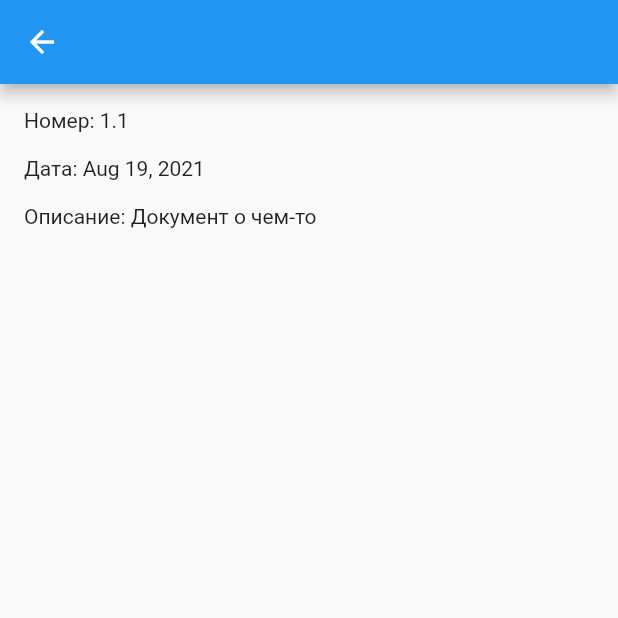
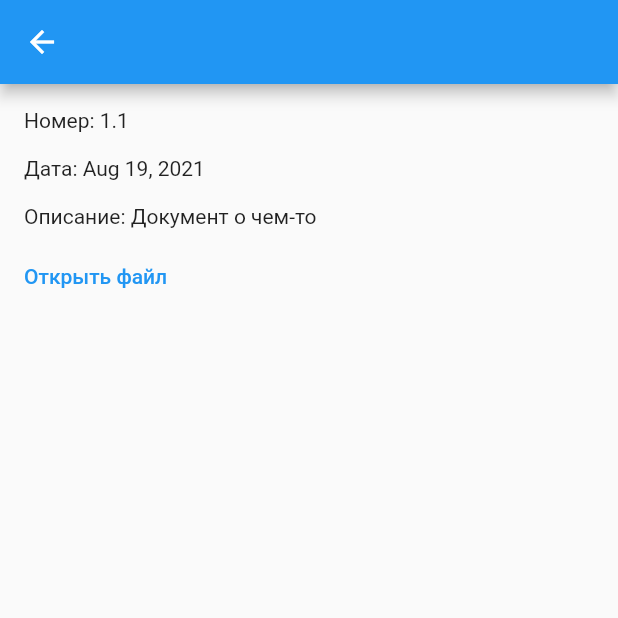
Before and after one commit to shindje/flutterSigningDemo, a Flutter app: the screen it shows after launch, after a tap on an icon or button, on a phone screen of 412 x 824 dp, the top half of it. Run offline on Flutter 3.47's test engine with Material 2 defaults, Android fonts, the phone set to English and light mode, and no system bars; missing offline and left inert: flutter_full_pdf_viewer.

Commit message:
Open PDF in a new window

```diff
--- a/lib/data/documents.dart
+++ b/lib/data/documents.dart
@@ -1,18 +1,14 @@
 class Document {
-  String docNum = "";
-  DateTime docDate = DateTime.now();
-  String desc = "";
+  String docNum;
+  DateTime docDate;
+  String desc;
+  String filePath;
 
-  Document(String docNum, DateTime? docDate, String desc) {
-    this.docNum = docNum;
-    if (docDate != null)
-      this.docDate = docDate;
-    this.desc = desc;
-  }
+  Document(this.docNum, this.docDate, this.desc, this.filePath);
 }
 
 List<Document> mocked() => [
-  Document("1.1", null, "Документ о чем-то"),
-  Document("1.2", null, "Документ о направлении чего-го куда-то"),
-  Document("2", DateTime.parse("2012-02-27"), "Тоже документ"),
+  Document("1.1", DateTime.now(), "Документ о чем-то", "attachments/soprovod.pdf"),
+  Document("1.2", DateTime.parse("2020-06-15"), "Документ о направлении чего-го куда-то", ""),
+  Document("2", DateTime.parse("2012-02-27"), "Тоже документ", ""),
 ];
--- a/lib/ui/details.dart
+++ b/lib/ui/details.dart
@@ -1,6 +1,12 @@
+import 'dart:typed_data';
+import 'dart:io';
+
 import 'package:flutter/material.dart';
+import 'package:flutter/services.dart';
+import 'package:path_provider/path_provider.dart';
 import 'package:signing/data/documents.dart';
 import 'package:intl/intl.dart';
+import 'package:flutter_full_pdf_viewer/full_pdf_viewer_scaffold.dart';
 
 class DetailsPage extends Page {
   final Document doc;
@@ -18,10 +24,32 @@ class DetailsPage extends Page {
   }
 }
 
-class DetailsScreen extends StatelessWidget {
+class DetailsScreen extends StatefulWidget {
   final Document doc;
 
   DetailsScreen(this.doc);
+
+  @override
+  State<StatefulWidget> createState() => _DetailsState(doc);
+
+}
+
+class _DetailsState extends State<DetailsScreen> {
+  final Document doc;
+  _DetailsState(this.doc);
+
+  Future<String> preparePdf() async {
+    if (doc.filePath.isEmpty)
+      return "";
+
+    final ByteData bytes = await DefaultAssetBundle.of(context).load(doc.filePath);
+    final Uint8List list = bytes.buffer.asUint8List();
+    final tempDir = await getTemporaryDirectory();
+    final tempDocPath = '${tempDir.path}/${doc.filePath}';
+    final file = await File(tempDocPath).create(recursive: true);
+    file.writeAsBytesSync(list);
+    return tempDocPath;
+  }
 
   @override
   Widget build(BuildContext context) {
@@ -35,12 +63,22 @@ class DetailsScreen extends StatelessWidget {
             TextWithPadding("Номер: ${doc.docNum}"),
             TextWithPadding("Дата: ${DateFormat.yMMMd().format(doc.docDate)}"),
             TextWithPadding("Описание: ${doc.desc}"),
+            TextButton(onPressed: () => {
+              preparePdf().then((path) =>
+                Navigator.push(context,
+                  MaterialPageRoute(builder:
+                    (context) => PDFViewerScaffold(path: path)
+                  )
+                )
+              )
+            }, child: Text("Открыть файл"))
           ],
         ),
       ),
     );
   }
 }
+
 
 class TextWithPadding extends StatelessWidget {
   String _text;
--- a/pubspec.yaml
+++ b/pubspec.yaml
@@ -76,3 +76,5 @@ flutter:
   #
   # For details regarding fonts from package dependencies,
   # see https://flutter.dev/custom-fonts/#from-packages
+  assets:
+    - attachments/
```
Also changed, not shown: 2 other files.
